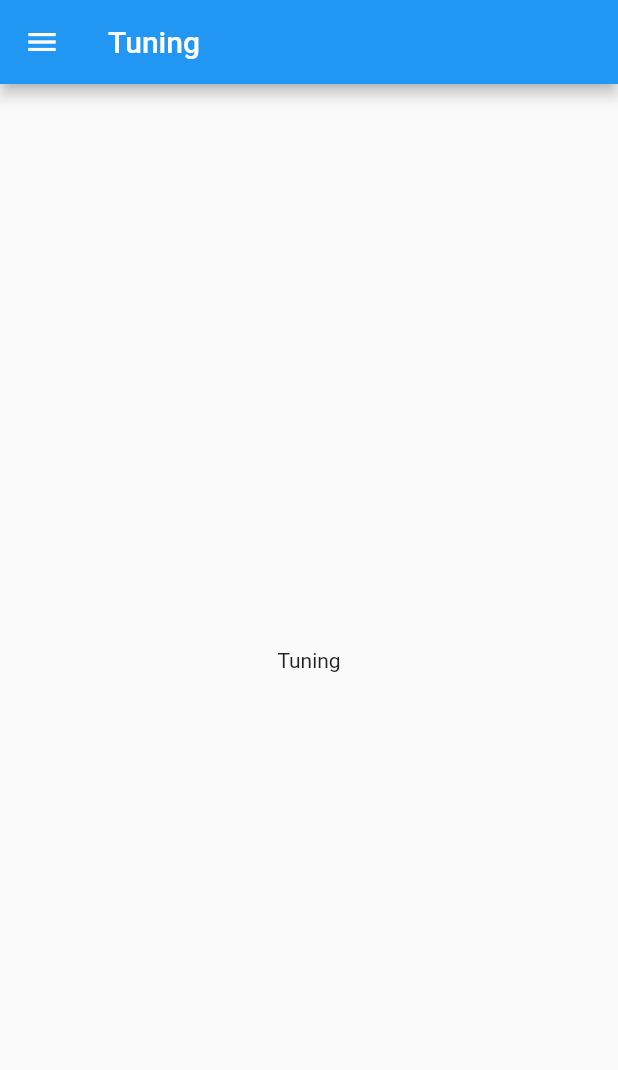
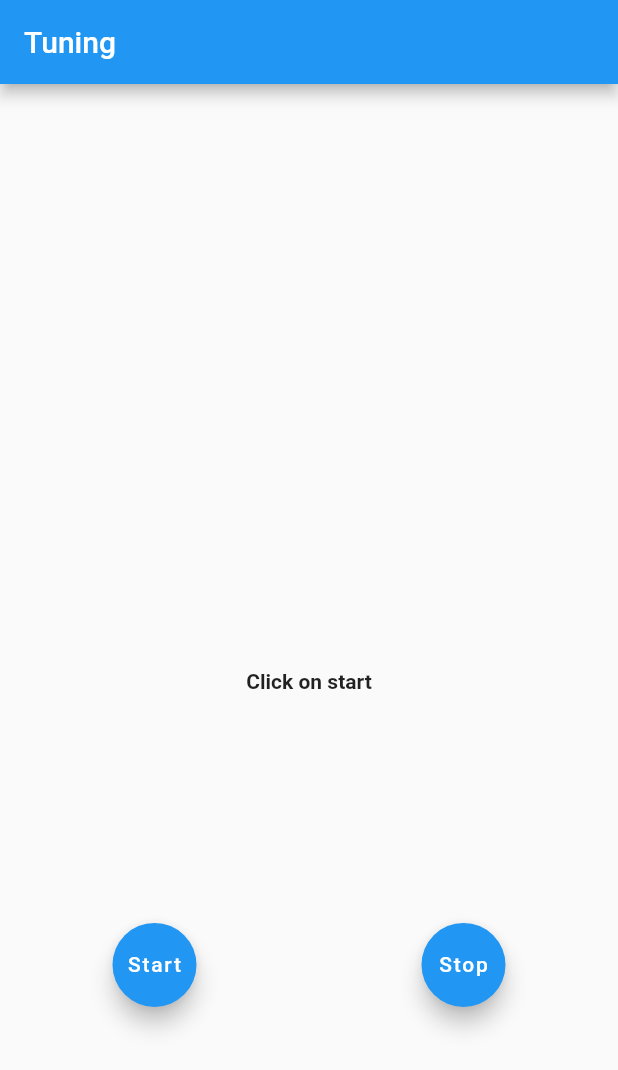
Before and after one commit to Syn555/Capstone-Project-InTune, a Flutter app: the screen it shows after launch, on a phone screen of 412 x 824 dp. Shown: the top 1070 px of the screen. Run offline on Flutter 3.47's test engine with Material 2 defaults, Android fonts, the light colour scheme and no system bars; our stand-ins replace firebase_auth, firebase_core; missing offline and left inert: flutter_audio_capture, flutterfire_ui, pitchupdart; accounts and stored records are empty.

Commit message:
Tuning works. UI is broken for nav bar. Also need to make the tuning look better.

```diff
--- /dev/null
+++ b/lib/algorithm/pitch_algorithm.dart
@@ -0,0 +1,6 @@
+
+import '../pitch_detector_result.dart';
+
+abstract class PitchAlgorithm {
+  PitchDetectorResult getPitch(final List<double> audioBuffer);
+}
--- a/lib/main.dart
+++ b/lib/main.dart
@@ -1,7 +1,16 @@
+import 'dart:typed_data';
+import 'package:capstone_project_intune/pitch_detector.dart';
 import 'package:firebase_core/firebase_core.dart';
 import 'package:flutter/material.dart';
+import 'package:pitchupdart/instrument_type.dart';
+import 'package:pitchupdart/pitch_handler.dart';
 import 'firebase_options.dart';
 import 'ui/authentication.dart';
+import 'package:flutter_audio_capture/flutter_audio_capture.dart';
+
+
+// import package to play specific frequency for tuning
+
 
 void main() async{
   WidgetsFlutterBinding.ensureInitialized();
@@ -18,7 +27,7 @@ class MyApp extends StatelessWidget {
   Widget build(BuildContext context) {
     return const MaterialApp(
       title: 'InTune',
-      home: Tuning(),
+      home: Tuning(title: 'Tuning',),
       debugShowCheckedModeBanner: false, //setup this property
     );
   }
@@ -65,7 +74,7 @@ class SideDrawer extends StatelessWidget {
             title: const Text('Tuning'),
             onTap: () => {
               Navigator.push(context, MaterialPageRoute(builder: (context) {
-                return const Tuning();
+                return const Tuning(title: 'Tuning',);
               },),),},
           ),
           //Practice
@@ -142,10 +151,13 @@ class SideDrawerReg extends StatelessWidget {
           ListTile(
             //leading: const Icon(Icons.home),
             title: const Text('Tuning'),
-            onTap: () => {
+            onTap: () =>
+            {
               Navigator.push(context, MaterialPageRoute(builder: (context) {
-                return const TuningReg();
+                return const Tuning(title: 'Tuning',);
               },),),},
+              /* Navigator.push(context, MaterialPageRoute(builder: (context) => const Tuning()),
+              )} */
           ),
           //Practice
           ListTile(
@@ -181,6 +193,7 @@ class SideDrawerReg extends StatelessWidget {
 }
 
 //Tuning Widget
+/*
 class Tuning extends StatelessWidget {
   const Tuning({super.key});
 
@@ -196,9 +209,92 @@ class Tuning extends StatelessWidget {
       ),
     );
   }
+
+
+
+  Future<void> _stopCapture() async {
+    await _audioRecorder.stop();
+
+    setState(() {
+      note = "";
+      status = "Click on start";
+    });
+  }
+
+  void listener(dynamic obj) {
+    //Gets the audio sample
+    var buffer = Float64List.fromList(obj.cast<double>());
+    final List<double> audioSample = buffer.toList();
+
+    //Uses pitch_detector_dart library to detect a pitch from the audio sample
+    final result = pitchDetectorDart.getPitch(audioSample);
+
+    //If there is a pitch - evaluate it
+    if (result.pitched) {
+      //Uses the pitchupDart library to check a given pitch for a Guitar
+      final handledPitchResult = pitchupDart.handlePitch(result.pitch);
+
+      //Updates the state with the result
+      setState(() {
+        note = handledPitchResult.note;
+        status = handledPitchResult.tuningStatus.toString();
+      });
+    }
+  }
+
+  void onError(Object e) {
+    print(e);
+  }
+
+
+  @override
+  Widget build(BuildContext context) {
+    return Scaffold(
+      drawer: const SideDrawer(),
+      appBar: AppBar(
+        title: Text(widget.title),
+      ),
+      body: Center(
+        child: Column(children: [
+          Center(
+              child: Text(
+                note,
+                style: const TextStyle(
+                    color: Colors.black87,
+                    fontSize: 25.0,
+                    fontWeight: FontWeight.bold),
+              )),
+          const Spacer(),
+          Center(
+              child: Text(
+                status,
+                style: const TextStyle(
+                    color: Colors.black87,
+                    fontSize: 14.0,
+                    fontWeight: FontWeight.bold),
+              )),
+          Expanded(
+              child: Row(
+                children: [
+                  Expanded(
+                      child: Center(
+                          child: FloatingActionButton(
+                              onPressed: _startCapture,
+                              child: const Text("Start")))),
+                  Expanded(
+                      child: Center(
+                          child: FloatingActionButton(
+                              onPressed: _stopCapture, child: const Text("Stop")))),
+                ],
+              ))
+        ]),
+      ),
+    );
+  }
 }
-
-class TuningReg extends Tuning {
+*/
+/*
+class TuningReg extends Tuning() {
   const TuningReg({super.key});
 
   @override
@@ -214,6 +310,113 @@ class TuningReg extends Tuning {
     );
   }
 }
+*/
+class Tuning extends StatefulWidget {
+  const Tuning({Key? key, required this.title}) : super(key: key);
+
+  final String title;
+
+  @override
+  State<Tuning> createState() => _MyHomePageState();
+}
+
+class _MyHomePageState extends State<Tuning> {
+  final _audioRecorder = FlutterAudioCapture();
+  final pitchDetectorDart = PitchDetector(44100, 2000);
+  final pitchupDart = PitchHandler(InstrumentType.guitar);
+
+  var note = "";
+  var status = "Click on start";
+
+  Future<void> _startCapture() async {
+    await _audioRecorder.start(listener, onError,
+        sampleRate: 44100, bufferSize: 3000);
+
+    setState(() {
+      note = "";
+      status = "Play something";
+    });
+  }
+
+  Future<void> _stopCapture() async {
+    await _audioRecorder.stop();
+
+    setState(() {
+      note = "";
+      status = "Click on start";
+    });
+  }
+
+  void listener(dynamic obj) {
+    //Gets the audio sample
+    var buffer = Float64List.fromList(obj.cast<double>());
+    final List<double> audioSample = buffer.toList();
+
+    //Uses pitch_detector_dart library to detect a pitch from the audio sample
+    final result = pitchDetectorDart.getPitch(audioSample);
+
+    //If there is a pitch - evaluate it
+    if (result.pitched) {
+      //Uses the pitchupDart library to check a given pitch for a Guitar
+      final handledPitchResult = pitchupDart.handlePitch(result.pitch);
+
+      //Updates the state with the result
+      setState(() {
+        note = handledPitchResult.note;
+        status = handledPitchResult.tuningStatus.toString();
+      });
+    }
+  }
+
+  void onError(Object e) {
+    print(e);
+  }
+
+  @override
+  Widget build(BuildContext context) {
+    return Scaffold(
+      appBar: AppBar(
+        title: Text(widget.title),
+      ),
+      body: Center(
+        child: Column(children: [
+          Center(
+              child: Text(
+                note,
+                style: const TextStyle(
+                    color: Colors.black87,
+                    fontSize: 25.0,
+                    fontWeight: FontWeight.bold),
+              )),
+          const Spacer(),
+          Center(
+              child: Text(
+                status,
+                style: const TextStyle(
+                    color: Colors.black87,
+                    fontSize: 14.0,
+                    fontWeight: FontWeight.bold),
+              )),
+          Expanded(
+              child: Row(
+                children: [
+                  Expanded(
+                      child: Center(
+                          child: FloatingActionButton(
+                              onPressed: _startCapture,
+                              child: const Text("Start")))),
+                  Expanded(
+                      child: Center(
+                          child: FloatingActionButton(
+                              onPressed: _stopCapture, child: const Text("Stop")))),
+                ],
+              ))
+        ]),
+      ),
+    );
+  }
+}
+
 
 //Practice Widget
 class Practice extends StatelessWidget {
--- /dev/null
+++ b/lib/pitch_detector.dart
@@ -0,0 +1,16 @@
+library pitch_detector_dart;
+
+import 'algorithm/pitch_algorithm.dart';
+import 'algorithm/yin.dart';
+import 'pitch_detector_result.dart';
+
+class PitchDetector {
+  final PitchAlgorithm _pitchAlgorithm;
+
+  PitchDetector(double audioSampleRate, int bufferSize)
+      : this._pitchAlgorithm = new Yin(audioSampleRate, bufferSize);
+
+  PitchDetectorResult getPitch(final List<double> audioBuffer) {
+    return _pitchAlgorithm.getPitch(audioBuffer);
+  }
+}
--- /dev/null
+++ b/lib/pitch_detector_result.dart
@@ -0,0 +1,14 @@
+library pitch_detector_dart;
+
+class PitchDetectorResult {
+  double pitch;
+  double probability;
+  bool pitched;
+
+  PitchDetectorResult(this.pitch, this.probability, this.pitched);
+
+  PitchDetectorResult.empty()
+      : pitch = -1.0,
+        probability = -1.0,
+        pitched = false;
+}
--- a/lib/ui/authentication.dart
+++ b/lib/ui/authentication.dart
@@ -17,7 +17,7 @@ class Authentication extends StatelessWidget {
                 EmailProviderConfiguration(),
           ]);
         }
-        return const MaterialApp(home: TuningReg());
+        return const MaterialApp(home: Tuning(title: 'Tuning',));
       }
     );
   }
--- a/pubspec.yaml
+++ b/pubspec.yaml
@@ -29,6 +29,10 @@ environment:
 # the latest version available on pub.dev. To see which dependencies have newer
 # versions available, run `flutter pub outdated`.
 dependencies:
+  #audio capture
+  flutter_audio_capture: ^1.1.0
+  #pitchUp
+  pitchupdart: ^0.0.2
   flutter:
     sdk: flutter
 
```
Also changed, not shown: lib/algorithm/yin.dart (added, +175 -0 lines), pubspec.lock, 5 other files.
